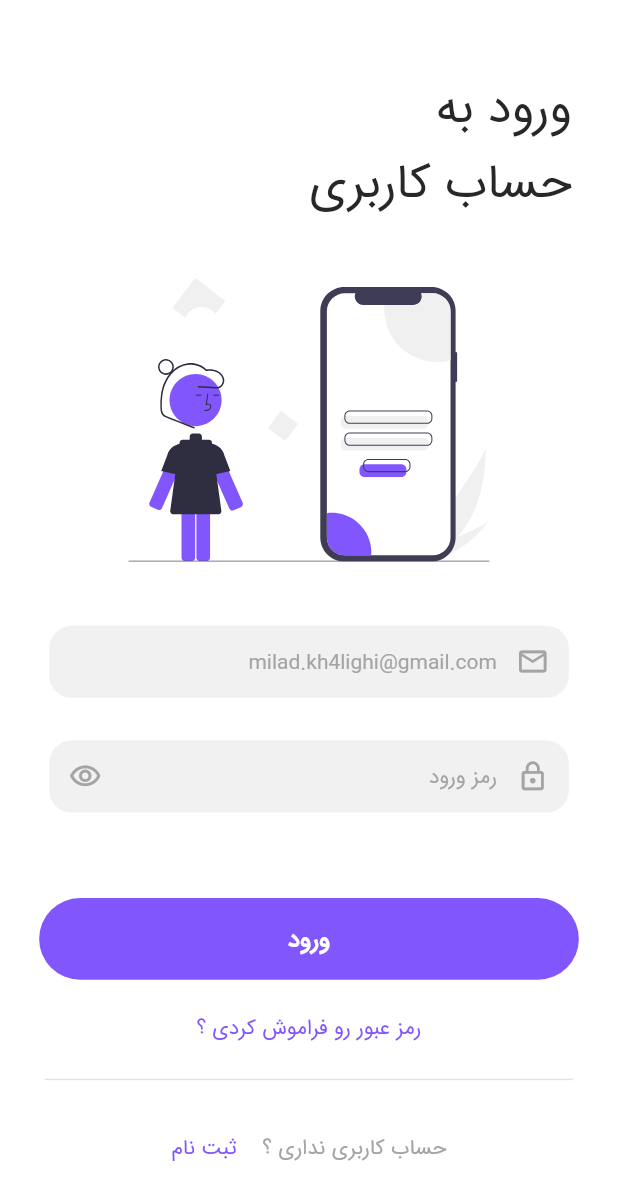
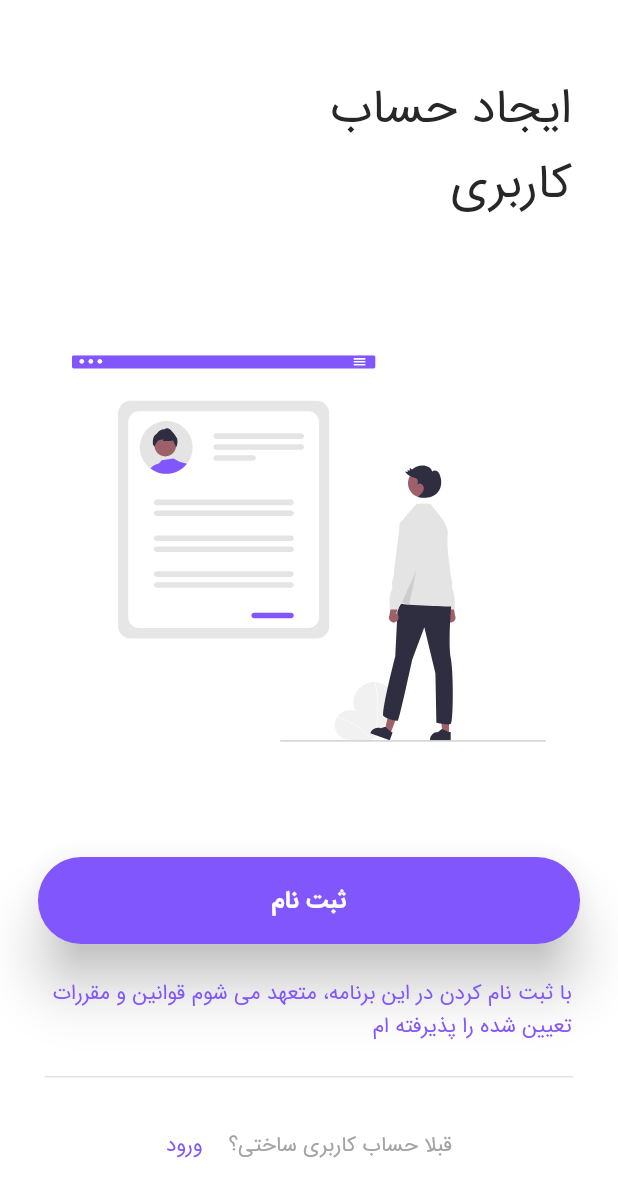
Before and after one commit to miladkhalighi/Learning-Course, a Flutter app: the screen it shows after launch, on a phone screen of 412 x 824 dp. Shown: the top 1200 px of the screen. Run offline on Flutter 3.47's test engine with Material 2 defaults, Android fonts, the phone set to English and light mode, and no system bars; our stand-ins replace eva_icons_flutter, flutter_svg, get, persistent_bottom_nav_bar.

Commit message:
signup screen

```diff
--- a/lib/constants/strings.dart
+++ b/lib/constants/strings.dart
@@ -12,8 +12,13 @@ String emailHintText = "milad.kh4lighi@gmail.com";
 String forgetPassword = "رمز عبور رو فراموش کردی ؟";
 String notHaveAccount = "حساب کاربری نداری ؟";
 
+String signUpScreenTitle = "ایجاد حساب کاربری";
+String signUp = "ثبت نام";
+String alreadyHaveAccount = "قبلا حساب کاربری ساختی؟";
+String agreeTermsOfServices =
+    "با ثبت نام کردن در این برنامه، متعهد می شوم قوانین و مقررات تعیین شده را پذیرفته ام";
 
 String showMore = "بیشتر";
-String mostPopular = "پر ترفدار ترین ها";
+String mostPopular = "پر طرفدار ترین ها";
 String bestOffers = "تخفیف های شگفت انگیز";
 String learnFree = "رایگان یاد بگیرید";
--- a/lib/gen/assets.gen.dart
+++ b/lib/gen/assets.gen.dart
@@ -10,13 +10,6 @@
 import 'package:flutter/widgets.dart';
 import 'package:flutter_svg/flutter_svg.dart';
 import 'package:flutter/services.dart';
-
-class $AssetsImagesGen {
-  const $AssetsImagesGen();
-
-  /// File path: assets/images/login.svg
-  SvgGenImage get login => const SvgGenImage('assets/images/login.svg');
-}
 
 class $AssetsIconsGen {
   const $AssetsIconsGen();
@@ -41,20 +34,19 @@ class $AssetsImagesGen {
 
   /// File path: assets/images/imgtest.png
   AssetGenImage get imgtest => const AssetGenImage('assets/images/imgtest.png');
+
+  /// File path: assets/images/login.svg
+  SvgGenImage get login => const SvgGenImage('assets/images/login.svg');
+
+  /// File path: assets/images/signup.svg
+  SvgGenImage get signup => const SvgGenImage('assets/images/signup.svg');
 }
 
 class Assets {
   Assets._();
 
-
+  static const $AssetsIconsGen icons = $AssetsIconsGen();
   static const $AssetsImagesGen images = $AssetsImagesGen();
-
-  static const $AssetsIconsGen icons = $AssetsIconsGen();
-
-
-
-  static const $AssetsImagesGen images = $AssetsImagesGen();
-
 }
 
 class AssetGenImage {
--- a/lib/main.dart
+++ b/lib/main.dart
@@ -4,6 +4,7 @@ import 'package:learning_course/constants/colors.dart';
 import 'package:learning_course/constants/strings.dart';
 import 'package:learning_course/view/screens/auth/login_screen.dart';
 import 'package:learning_course/bottom_navigation.dart';
+import 'package:learning_course/view/screens/auth/signup_screen.dart';
 
 void main() {
   runApp(const MyApp());
@@ -60,7 +61,7 @@ class MyApp extends StatelessWidget {
                   shape: RoundedRectangleBorder(
                       borderRadius: BorderRadius.circular(1000)),
                   elevation: 16))),
-      home: const LogInScreen(),
+      home: SignUpScreen(),
     );
   }
 }
--- a/lib/view/screens/auth/login_screen.dart
+++ b/lib/view/screens/auth/login_screen.dart
@@ -29,11 +29,8 @@ class _LogInScreenState extends State<LogInScreen> {
             // crossAxisAlignment: CrossAxisAlignment.center,
             children: [
               Padding(
-                padding: EdgeInsets.fromLTRB(
-                    size.width / 2.06,
-                    size.height / 17,
-                    size.width / 13.375,
-                    size.height / 22.481),
+                padding: EdgeInsets.fromLTRB(size.width / 2.06,
+                    size.height / 17, size.width / 13.37, size.height / 22.48),
                 child: Text(
                   logInScreenTitle,
                   style: textTheme.headline1,
@@ -56,7 +53,7 @@ class _LogInScreenState extends State<LogInScreen> {
                     filled: true,
                     fillColor: logInTextField,
                     contentPadding:
-                        EdgeInsets.symmetric(horizontal: size.height / 44.095),
+                        EdgeInsets.symmetric(horizontal: size.height / 44.09),
                     border: OutlineInputBorder(
                         borderRadius: BorderRadius.circular(15),
                         borderSide: BorderSide.none),
@@ -85,8 +82,8 @@ class _LogInScreenState extends State<LogInScreen> {
                   decoration: InputDecoration(
                       filled: true,
                       fillColor: logInTextField,
-                      contentPadding: EdgeInsets.symmetric(
-                          horizontal: size.height / 44.095),
+                      contentPadding:
+                          EdgeInsets.symmetric(horizontal: size.height / 44.09),
                       border: OutlineInputBorder(
                         borderRadius: BorderRadius.circular(15),
                         borderSide: BorderSide.none,
@@ -117,17 +114,16 @@ class _LogInScreenState extends State<LogInScreen> {
                 ),
               ),
               SizedBox(
-                height: size.height / 15.143,
-                width: size.width / 1.145,
+                height: 58,
+                width: size.width / 1.14,
                 child: ElevatedButton(
                   onPressed: () {},
-                  style: ElevatedButton.styleFrom(elevation: 0),
                   child: Text(logIn),
                 ),
               ),
               Padding(
                 padding: EdgeInsets.only(
-                    top: size.height / 38.583, bottom: size.height / 54.502),
+                    top: size.height / 38.58, bottom: size.height / 54.502),
                 child: RichText(
                     text: TextSpan(
                   text: forgetPassword,
@@ -137,11 +133,11 @@ class _LogInScreenState extends State<LogInScreen> {
               Divider(
                 thickness: 1,
                 color: divider,
-                indent: size.width / 13.811,
-                endIndent: size.width / 13.811,
+                indent: size.width / 13.81,
+                endIndent: size.width / 13.81,
               ),
               Padding(
-                padding: EdgeInsets.fromLTRB(0, size.height / 30.856, 0, 0),
+                padding: EdgeInsets.fromLTRB(0, size.height / 30.85, 0, 0),
                 child: Row(
                   mainAxisAlignment: MainAxisAlignment.center,
                   children: [
@@ -151,18 +147,18 @@ class _LogInScreenState extends State<LogInScreen> {
                       style: textTheme.bodyText2,
                     )),
                     SizedBox(
-                      width: size.width / 23.777,
+                      width: size.width / 23.77,
                     ),
                     RichText(
                         text: TextSpan(
-                      text: "ثبت نام",
+                      text: signUp,
                       style: textTheme.headline4,
                     )),
                   ],
                 ),
               ),
               SizedBox(
-                height: size.height / 20.577,
+                height: size.height / 20.57,
               )
             ],
           ),
--- /dev/null
+++ b/lib/view/screens/auth/signup_screen.dart
@@ -0,0 +1,91 @@
+import 'package:flutter/material.dart';
+import 'package:flutter_svg/flutter_svg.dart';
+import 'package:learning_course/constants/colors.dart';
+import 'package:learning_course/constants/strings.dart';
+import 'package:learning_course/gen/assets.gen.dart';
+
+class SignUpScreen extends StatefulWidget {
+  const SignUpScreen({super.key});
+
+  @override
+  State<SignUpScreen> createState() => _SignUpScreenState();
+}
+
+class _SignUpScreenState extends State<SignUpScreen> {
+  @override
+  Widget build(BuildContext context) {
+    var textTheme = Theme.of(context).textTheme;
+    var size = MediaQuery.of(context).size;
+    return SafeArea(
+        child: Scaffold(
+      body: SingleChildScrollView(
+          child: Column(
+        children: [
+          Padding(
+            padding: EdgeInsets.fromLTRB(size.width / 2.09, size.height / 17,
+                size.width / 13.37, size.height / 22.48),
+            child: Text(
+              signUpScreenTitle,
+              style: textTheme.headline1,
+            ),
+          ),
+          Padding(
+            padding: EdgeInsets.only(
+                top: size.height / 16.1, bottom: size.height / 10.74),
+            child: SvgPicture.asset(
+              Assets.images.signup.path,
+              height: size.height / 3.19,
+            ),
+          ),
+          SizedBox(
+            height: 58,
+            width: size.width / 1.14,
+            child: ElevatedButton(
+              onPressed: () {},
+              child: Text(signUp),
+            ),
+          ),
+          Padding(
+            padding: EdgeInsets.fromLTRB(size.width / 13.37,
+                size.height / 38.58, size.width / 13.37, size.height / 54.502),
+            child: RichText(
+                text: TextSpan(
+              text: agreeTermsOfServices,
+              style: textTheme.headline4,
+            )),
+          ),
+          Divider(
+            thickness: 1,
+            color: divider,
+            indent: size.width / 13.81,
+            endIndent: size.width / 13.81,
+          ),
+          Padding(
+            padding: EdgeInsets.fromLTRB(0, size.height / 30.85, 0, 0),
+            child: Row(
+              mainAxisAlignment: MainAxisAlignment.center,
+              children: [
+                RichText(
+                    text: TextSpan(
+                  text: alreadyHaveAccount,
+                  style: textTheme.bodyText2,
+                )),
+                SizedBox(
+                  width: size.width / 23.77,
+                ),
+                RichText(
+                    text: TextSpan(
+                  text: logIn,
+                  style: textTheme.headline4,
+                )),
+              ],
+            ),
+          ),
+          SizedBox(
+            height: size.height / 20.57,
+          )
+        ],
+      )),
+    ));
+  }
+}
```
Also changed, not shown: assets/images/signup.svg (added).
